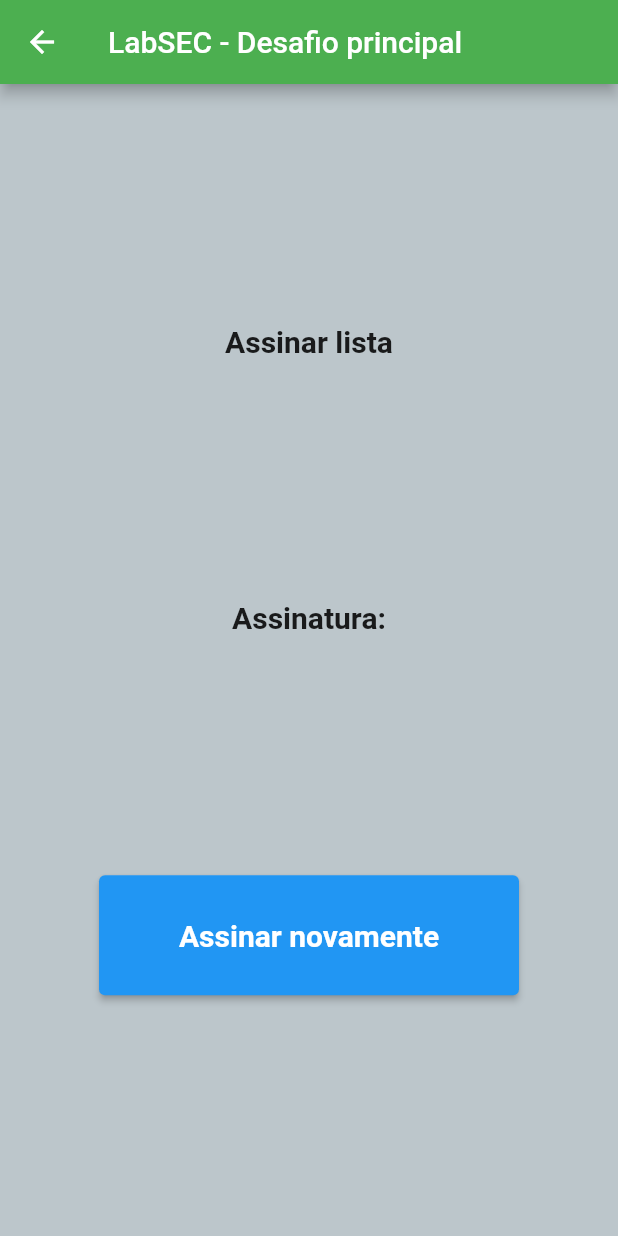
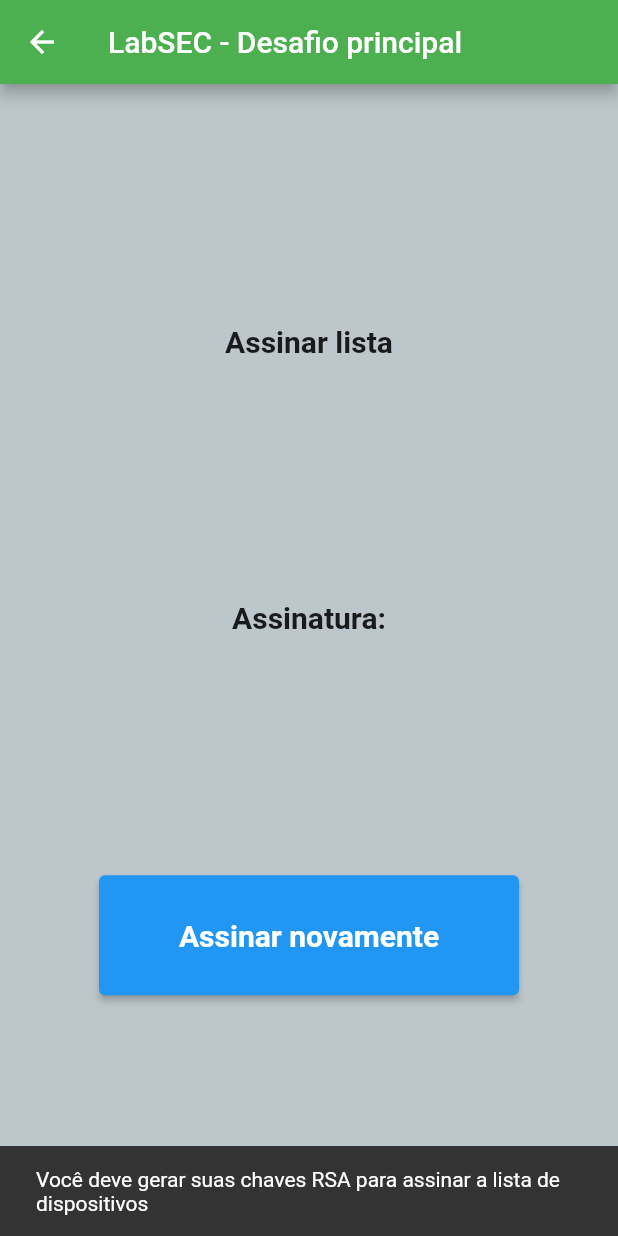
Before and after one commit to victorrgouvea/Processo-Seletivo-LabSEC, a Flutter app: the SignListPage screen opened by its route, after a tap on "Assinar novamente", on a phone screen of 412 x 824 dp. Run offline on Flutter 3.47's test engine with Material 2 defaults, Android fonts, the light colour scheme and no system bars; our stand-ins replace flutter_blue, permission_handler; missing offline and left inert: pointycastle; project files that could hold a hidden picture were left out.

Commit message:
começo assinatura

```diff
--- a/Desafio principal/desafio_final_labsec/lib/app_provider.dart
+++ b/Desafio principal/desafio_final_labsec/lib/app_provider.dart
@@ -40,4 +40,11 @@ class AppProvider with ChangeNotifier {
     notifyListeners();
   }
 
+  var _signature;
+  get signature => _signature;
+
+  void setSignature(sig) {
+    _signature = sig;
+    notifyListeners();
+  }
 }
--- a/Desafio principal/desafio_final_labsec/lib/generate_key_page.dart
+++ b/Desafio principal/desafio_final_labsec/lib/generate_key_page.dart
@@ -51,7 +51,7 @@ class _GenerateKeyPageState extends State<GenerateKeyPage> {
           mainAxisAlignment: MainAxisAlignment.spaceEvenly,
           children: [
             const Text(
-              'Gerar nova chave',
+              'Gerar novas chaves',
               style: TextStyle(fontWeight: FontWeight.bold, fontSize: 20),
             ),
             Padding(
@@ -90,7 +90,7 @@ class _GenerateKeyPageState extends State<GenerateKeyPage> {
                 }
               },
               child: const Text(
-                'Gerar chave',
+                'Gerar chaves',
                 style: TextStyle(fontWeight: FontWeight.bold, fontSize: 20),
               ),
             )
--- a/Desafio principal/desafio_final_labsec/lib/rsa_key_page.dart
+++ b/Desafio principal/desafio_final_labsec/lib/rsa_key_page.dart
@@ -26,7 +26,7 @@ class _RsaKeyPageState extends State<RsaKeyPage> {
           mainAxisAlignment: MainAxisAlignment.spaceEvenly,
           children: [
             const Text(
-              'Chave RSA',
+              'Chaves RSA',
               style: TextStyle(fontWeight: FontWeight.bold, fontSize: 20),
             ),
             SizedBox(
@@ -70,7 +70,7 @@ class _RsaKeyPageState extends State<RsaKeyPage> {
                 Navigator.pushNamed(context, '/gen_key');
               },
               child: const Text(
-                'Gerar nova chave',
+                'Gerar novas chaves',
                 style: TextStyle(fontWeight: FontWeight.bold, fontSize: 20),
               ),
             )
--- a/Desafio principal/desafio_final_labsec/lib/sign_list_page.dart
+++ b/Desafio principal/desafio_final_labsec/lib/sign_list_page.dart
@@ -1,4 +1,11 @@
+import 'dart:typed_data';
+
+import 'package:desafio_final_labsec/app_provider.dart';
 import 'package:flutter/material.dart';
+import 'package:pointycastle/export.dart' hide State;
+import 'package:pointycastle/pointycastle.dart';
+import 'package:provider/provider.dart';
+import 'dart:convert';
 
 class SignListPage extends StatefulWidget {
   const SignListPage({super.key});
@@ -10,6 +17,23 @@ class SignListPage extends StatefulWidget {
 class _SignListPageState extends State<SignListPage> {
   @override
   Widget build(BuildContext context) {
+    var devicesList = context.watch<AppProvider>().devicesList;
+    var privateKey = context.watch<AppProvider>().privateKey;
+
+    void signList() {
+      // Concatenamos a lista de dispositivos em uma String
+      // para aplicarmos o SHA256
+      final jsonString = jsonEncode(devicesList);
+      final jsonBytes = utf8.encode(jsonString);
+      final sha256 = SHA256Digest();
+      //final digestSHA256 = sha256.process(jsonBytes);
+
+      final signer = RSASigner(SHA256Digest(), '0609608648016503040201');
+      signer.init(true, PrivateKeyParameter<RSAPrivateKey>(privateKey));
+
+      //final sig = signer.generateSignature();
+    }
+
     return Scaffold(
       appBar: AppBar(
         title: const Text('LabSEC - Desafio principal'),
@@ -31,7 +55,18 @@ class _SignListPageState extends State<SignListPage> {
             ElevatedButton(
               style: ElevatedButton.styleFrom(minimumSize: const Size(280, 80)),
               onPressed: () {
-                print('assinar novamente');
+                if (devicesList == []) {
+                  ScaffoldMessenger.of(context).showSnackBar(const SnackBar(
+                      content: Text(
+                          'A sua lista de dispositivos não existe ou está vazia')));
+                }
+                if (privateKey == null) {
+                  ScaffoldMessenger.of(context).showSnackBar(const SnackBar(
+                      content: Text(
+                          'Você deve gerar suas chaves RSA para assinar a lista de dispositivos')));
+                } else {
+                  signList();
+                }
               },
               child: const Text(
                 'Assinar novamente',
```
